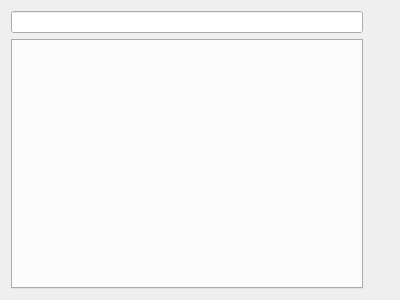
Qt form excelwidget.ui (RuslanGainanov/AddressBID) before a commit.
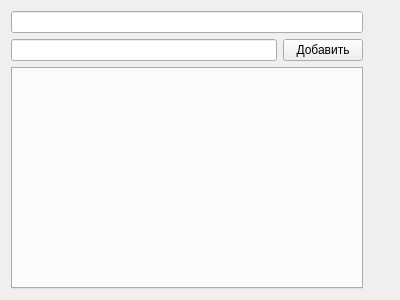
The same form after that commit. Custom widgets are drawn as their Qt base class.

```diff
--- a/excelwidget.ui
+++ b/excelwidget.ui
@@ -13,7 +13,7 @@
   <property name="windowTitle">
    <string>Form</string>
   </property>
-  <layout class="QHBoxLayout" name="horizontalLayout_2">
+  <layout class="QHBoxLayout" name="horizontalLayout_3">
    <item>
     <layout class="QHBoxLayout" name="horizontalLayout">
      <item>
@@ -21,6 +21,20 @@
        <item>
         <widget class="QLineEdit" name="_lineEditFilename"/>
        </item>
+       <item>
+        <layout class="QHBoxLayout" name="horizontalLayout_2">
+         <item>
+          <widget class="QLineEdit" name="_lineEditNewAddr"/>
+         </item>
+         <item>
+          <widget class="QPushButton" name="pushButton">
+           <property name="text">
+            <string>Добавить</string>
+           </property>
+          </widget>
+         </item>
+        </layout>
+       </item>
        <item>
         <widget class="TabWidget" name="_tabWidget">
          <property name="currentIndex">
```
